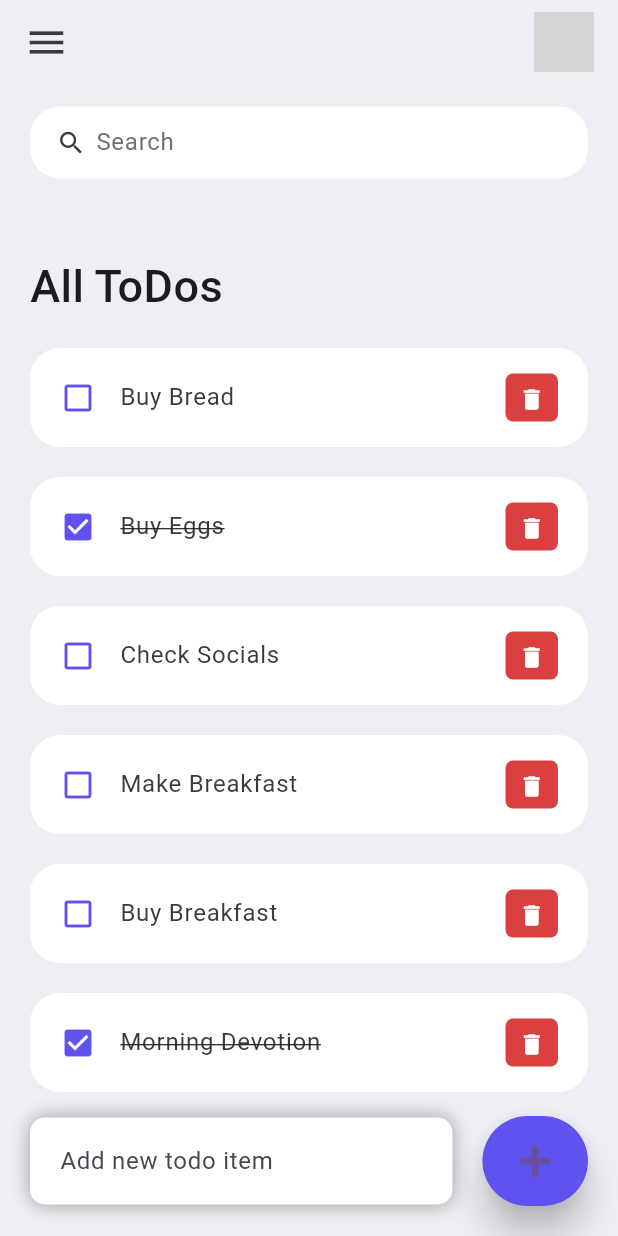
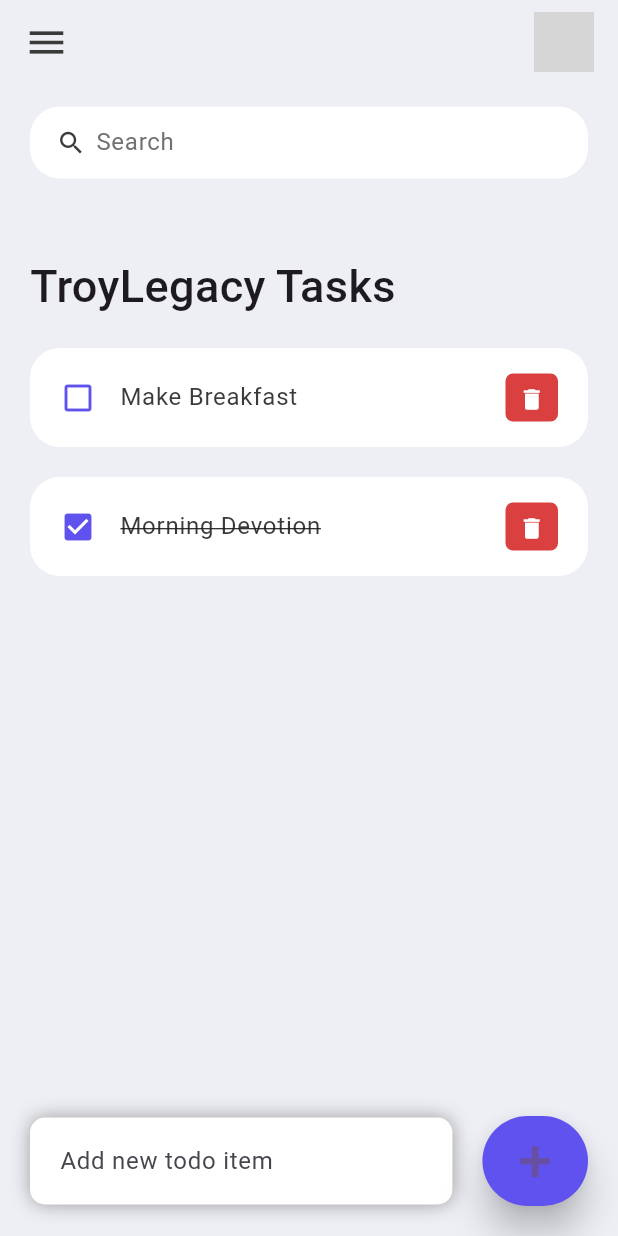
Before and after one commit to TroyMoses/troy_todo_app, a Flutter app: the screen it shows after launch, on a phone screen of 412 x 824 dp. Run offline on Flutter 3.47's test engine with Material 3 defaults, Android fonts, the phone set to English and light mode, and no system bars; grey boxes are pictures that could not be loaded.

Commit message:
default tasks

```diff
--- a/lib/model/todo.dart
+++ b/lib/model/todo.dart
@@ -8,11 +8,7 @@ class ToDo {
   static List<ToDo> todoList() {
     return [
       ToDo(id: '01', todoText: 'Morning Devotion', isDone: true),
-      ToDo(id: '02', todoText: 'Buy Breakfast', isDone: false),
-      ToDo(id: '03', todoText: 'Make Breakfast', isDone: false),
-      ToDo(id: '04', todoText: 'Check Socials', isDone: false),
-      ToDo(id: '05', todoText: 'Buy Eggs', isDone: true),
-      ToDo(id: '06', todoText: 'Buy Bread', isDone: false),
+      ToDo(id: '02', todoText: 'Make Breakfast', isDone: false),
     ];
   }
 }
--- a/lib/screens/home.dart
+++ b/lib/screens/home.dart
@@ -39,7 +39,7 @@ class _HomeState extends State<Home> {
                     Container(
                       margin: const EdgeInsets.only(top: 50, bottom: 20),
                       child: const Text(
-                        'All ToDos',
+                        'TroyLegacy Tasks',
                         style: TextStyle(
                             fontSize: 30, fontWeight: FontWeight.w500),
                       ),
```
